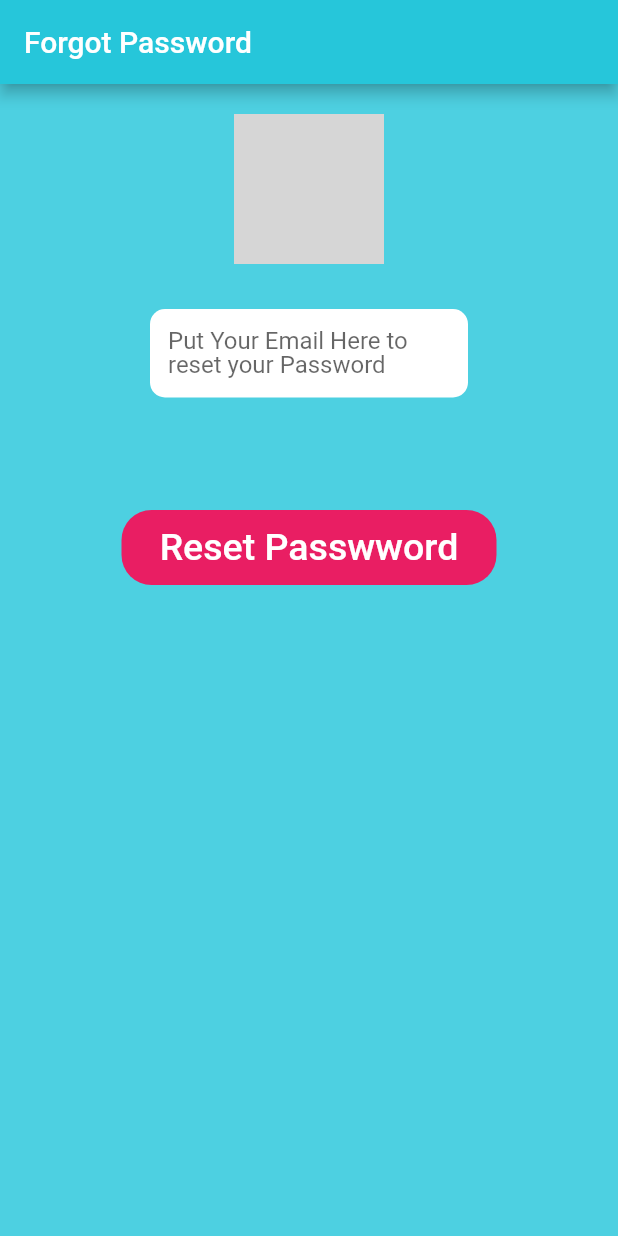
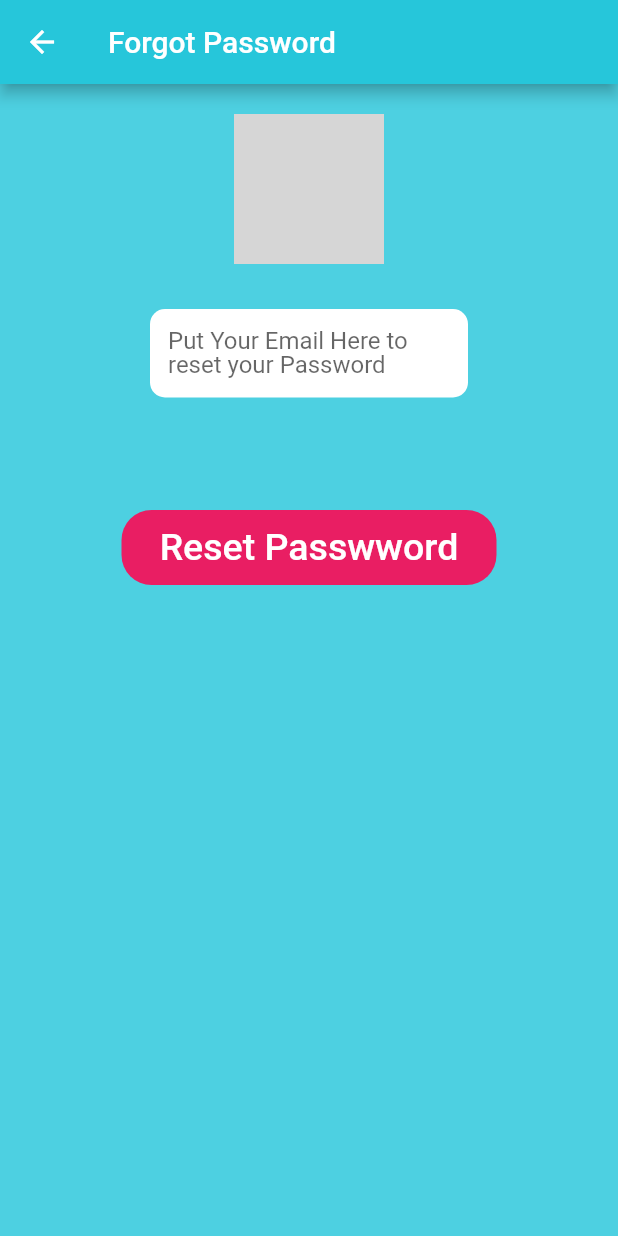
Before and after one commit to Hennoshin/gopharma, a Flutter app: the screen it shows after launch, after a tap on "Forgot Your Password", on a phone screen of 412 x 824 dp. Run offline on Flutter 3.47's test engine with Material 2 defaults, Android fonts, the phone set to English and light mode, and no system bars; our stand-ins replace cloud_firestore, firebase_auth, firebase_core, otp_text_field; accounts and stored records are empty; grey boxes are pictures that could not be loaded.

```diff
--- a/lib/screens/login.dart
+++ b/lib/screens/login.dart
@@ -1,5 +1,4 @@
 import 'package:flutter/material.dart';
-import 'package:gopharma/screens/forgotpass.dart';
 import 'package:gopharma/screens/register/signup.dart';
 import 'package:gopharma/viewmodel/login_viewmodel.dart';
 import 'package:provider/provider.dart';
@@ -100,7 +99,7 @@ class _LoginDemoState extends State<LoginDemo> {
             ),
             TextButton(
               onPressed: () {
-                Navigator.pushReplacementNamed(context, routeResetPassword);
+                Navigator.pushNamed(context, routeResetPassword);
               },
               child: const Text(
                 'Forgot Your Password',
@@ -113,8 +112,7 @@ class _LoginDemoState extends State<LoginDemo> {
               margin: const EdgeInsets.only(top: 20),
               decoration: BoxDecoration(
                   color: Colors.pink, borderRadius: BorderRadius.circular(20)),
-              child: FlatButton(
-
+              child: TextButton(
                 onPressed: (){
                   _login(context);
                 },
```
